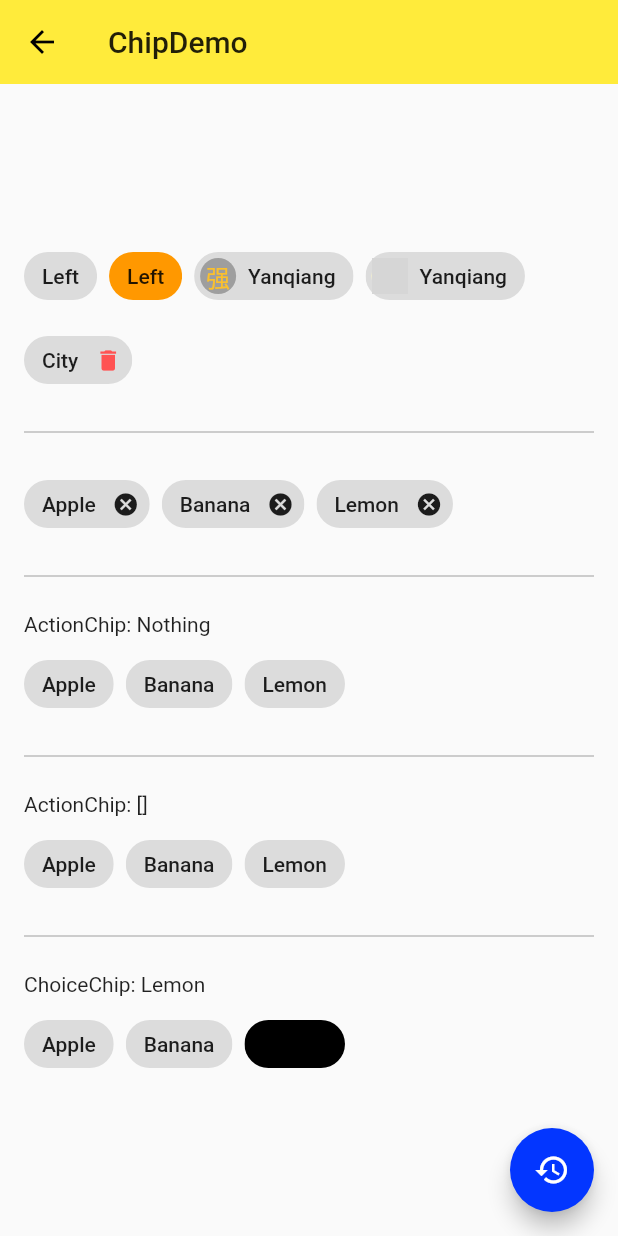
After one commit to smokyfog/flutter-study, a Flutter app: the ChipDemo screen opened directly, on a phone screen of 412 x 824 dp. The commit adds this screen. Run offline on Flutter 3.47's test engine with Material 2 defaults, Android fonts, the phone set to English and light mode, and no system bars; network calls fail; grey boxes are pictures that could not be loaded.

Commit message:
增加一些flutterr常用小部件

```diff
--- /dev/null
+++ b/code/lib/demo/chip-demo.dart
@@ -0,0 +1,181 @@
+
+
+import 'package:flutter/material.dart';
+
+class ChipDemo extends StatefulWidget {
+  @override
+  _ChipDemoState createState() => _ChipDemoState();
+}
+
+class _ChipDemoState extends State<ChipDemo> {
+  List<String> _tags = [
+    'Apple',
+    'Banana',
+    'Lemon'
+  ];
+  String _action = 'Nothing';
+  List<String> _selected = <String>[];
+  String _choice = 'Lemon';
+
+  @override
+  Widget build(BuildContext context) {
+    return Scaffold(
+      appBar: AppBar(
+        title: Text('ChipDemo'),
+        elevation: 0.0,
+      ),
+      body: Container(
+        padding: EdgeInsets.all(16.0),
+        child: Column(
+          mainAxisAlignment: MainAxisAlignment.center,
+          children: <Widget>[
+            Wrap( // 超出会自动换行
+              spacing: 8.0, // 设置子部件的横向间隔
+              runSpacing: 8.0,  // 设置子部件行间隔
+              children: [
+                Chip(
+                  label: Text('Left'),
+                ),
+                Chip(
+                  label: Text('Left'),
+                  backgroundColor: Colors.orange,
+                ),
+                Chip(
+                  label: Text('Yanqiang'),
+//                  backgroundColor: Colors.orange,
+                  avatar: CircleAvatar(
+                    backgroundColor: Colors.grey,
+                    child: Text('强'),
+                  ),
+                ),
+                Chip(
+                  label: Text('Yanqiang'),
+//                  backgroundColor: Colors.orange,
+                  avatar: CircleAvatar(
+                    backgroundImage: NetworkImage(
+                      'http://47.93.10.229:8001/uploads/user/15730479286411573987367970.jpg'
+                    ),
+                  ),
+                ),
+                Chip(
+                  label: Text('City'),
+                  // 删除
+                  onDeleted: () {},
+                  deleteIcon: Icon(Icons.delete), // 自定义删除的图标
+                  deleteIconColor: Colors.redAccent,  // 设置小图标颜色
+                  deleteButtonTooltipMessage: 'Remove this tag',  // 长按删除小图标显示的提示
+                ),
+                // 间隔线小部件
+                Divider(
+                  color: Colors.grey,
+                  height: 32.0,
+//                  indent: 32.0, // 设置缩进
+                ),
+                Wrap(
+                  spacing: 8.0,
+                  children: _tags.map((tag) {
+                    return Chip(
+                      label: Text(tag),
+                      onDeleted: () {
+                        setState(() {
+                          _tags.remove(tag);
+                        });
+                      },
+                    );
+                  }).toList(),
+                ),
+                Divider(
+                  color: Colors.grey,
+                  height: 32.0,
+//                  indent: 32.0, // 设置缩进
+                ),
+                Container(
+                  width: double.infinity,
+                  child: Text('ActionChip: $_action'),
+                ),
+                Wrap(
+                  spacing: 8.0,
+                  children: _tags.map((tag) {
+                    return ActionChip(
+                      label: Text(tag),
+                      onPressed: () {
+                        setState(() {
+                           _action = tag;
+                        });
+                      },
+                    );
+                  }).toList(),
+                ),
+                Divider(
+                  color: Colors.grey,
+                  height: 32.0,
+//                  indent: 32.0, // 设置缩进
+                ),
+                Container(
+                  width: double.infinity,
+                  child: Text('ActionChip: ${_selected.toString()}'),
+                ),
+                Wrap(
+                  spacing: 8.0,
+                  children: _tags.map((tag) {
+                    return FilterChip(
+                      label: Text(tag),
+                      selected: _selected.contains(tag),
+                      onSelected: (value) {
+                        setState(() {
+                          if (_selected.contains(tag)) {
+                            _selected.remove(tag);
+                          } else {
+                            _selected.add(tag);
+                          }
+                        });
+                      },
+                    );
+                  }).toList(),
+                ),
+                Divider(
+                  color: Colors.grey,
+                  height: 32.0,
+//                  indent: 32.0, // 设置缩进
+                ),
+                Container(
+                  width: double.infinity,
+                  child: Text('ChoiceChip: $_choice'),
+                ),
+                Wrap(
+                  spacing: 8.0,
+                  children: _tags.map((tag) {
+                    return ChoiceChip(
+                      label: Text(tag),
+                      selected: _choice == tag,
+                      selectedColor: Colors.black,
+                      onSelected: (value) {
+                        setState(() {
+                          _choice = tag;
+                        });
+                      },
+                    );
+                  }).toList(),
+                ),
+              ],
+            ),
+          ],
+        ),
+      ),
+      floatingActionButton: FloatingActionButton(
+        child: Icon(Icons.restore),
+        onPressed: () {
+          setState(() {
+            _tags = [
+              'Apple',
+              'Banana',
+              'lemon'
+            ];
+            _selected = [];
+            _choice = 'Lemon';
+          });
+        },
+      ),
+    );
+  }
+}
--- a/code/lib/demo/expansion-panel-demo.dart
+++ b/code/lib/demo/expansion-panel-demo.dart
@@ -41,7 +41,6 @@ class _ExpansionPanelDemoState extends State<ExpansionPanelDemo> {
             padding: EdgeInsets.all(16.0),
             width: double.infinity,
             child: Text('Content for Pannel B.'),
-
           ),
           isExpanded: false
       ),
@@ -51,7 +50,6 @@ class _ExpansionPanelDemoState extends State<ExpansionPanelDemo> {
             padding: EdgeInsets.all(16.0),
             width: double.infinity,
             child: Text('Content for Pannel .'),
-
           ),
           isExpanded: false
       ),
--- a/code/lib/model/post.dart
+++ b/code/lib/model/post.dart
@@ -1,6 +1,6 @@
 
 class Post {
-  const Post({
+  Post({
     this.title,
     this.author,
     this.description,
@@ -11,6 +11,7 @@ class Post {
   final String author;
   final String description;
   final String imageUrl;
+  bool selected = false;
 }
 
 final List<Post> posts = [
```
Also changed, not shown: code/lib/demo/card-demo.dart (added, +87 -0 lines), code/lib/demo/comm-demo.dart (+0 -7 lines), code/lib/demo/data-table-demo.dart (added, +90 -0 lines), code/lib/demo/material_components.dart (+10 -0 lines), code/lib/demo/paginated-data-table-demo.dart (added, +105 -0 lines), code/lib/demo/stepper-demo.dart (added, +71 -0 lines), 12 other files.
